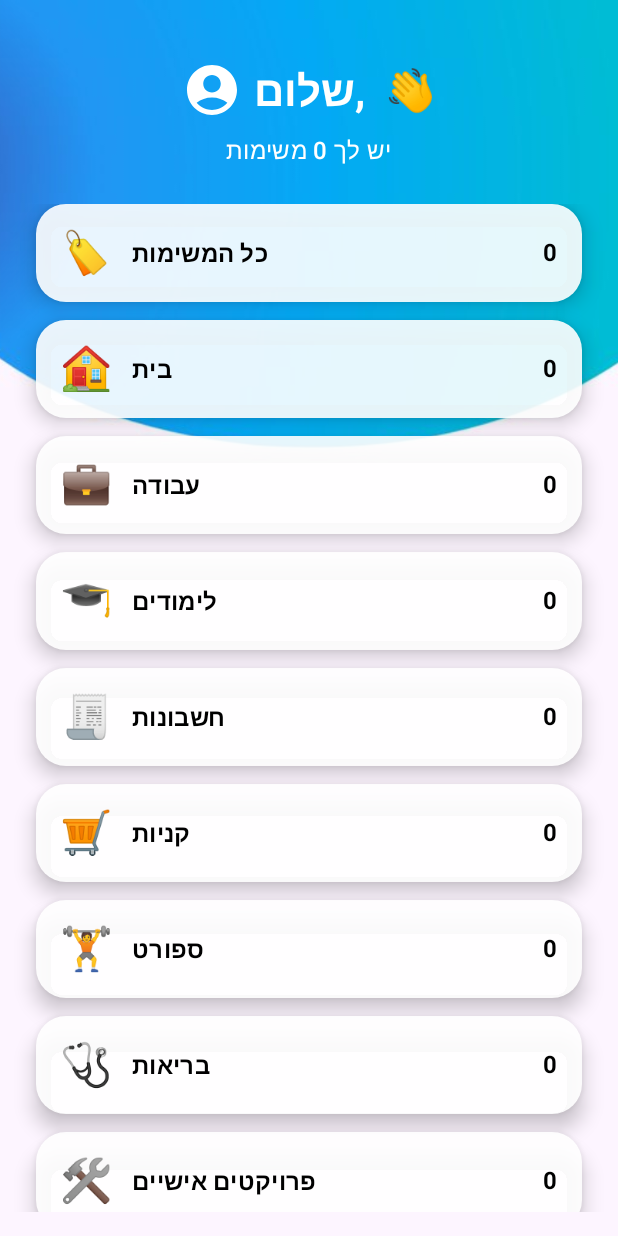
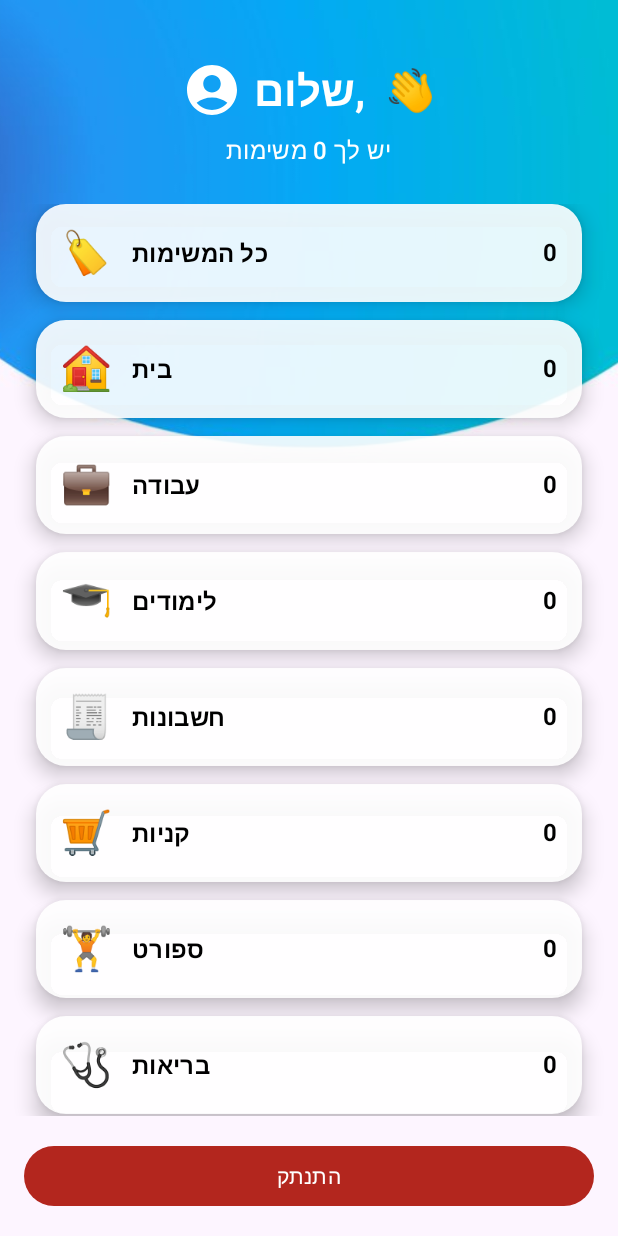
Before and after one commit to RazEini/Smart_Task_Flow, an Android app built with Jetpack Compose: the DashboardScreen screen opened through its navigation route, on a phone screen of 412 x 824 dp. Run offline under Robolectric (Android 15) with nearby library versions, the phone set to English and light mode, and no system bars; our stand-ins replace Firebase (no records; nobody signed in at launch, a user with empty details on screens opened directly).

Commit message:
eod 9/9/25

```diff
--- a/app/src/main/java/com/example/smart_taskflow/ui/screen/AppNavigation.kt
+++ b/app/src/main/java/com/example/smart_taskflow/ui/screen/AppNavigation.kt
@@ -379,8 +379,7 @@ fun DashboardScreen(viewModel: TaskViewModel = viewModel(), navController: NavCo
             modifier = Modifier
                 .fillMaxSize()
                 .padding(16.dp),
-            horizontalAlignment = Alignment.CenterHorizontally,
-            verticalArrangement = Arrangement.Top
+            horizontalAlignment = Alignment.CenterHorizontally
         ) {
             Spacer(Modifier.height(24.dp))
 
@@ -424,16 +423,18 @@ fun DashboardScreen(viewModel: TaskViewModel = viewModel(), navController: NavCo
             )
             LazyColumn(
                 verticalArrangement = Arrangement.spacedBy(12.dp),
-                modifier = Modifier.fillMaxWidth()
+                modifier = Modifier
+                    .fillMaxWidth()
+                    .weight(1f)
             ) {
                 items(categories) { category ->
-                    val count = when(category) {
+                    val count = when (category) {
                         "כל המשימות" -> tasks.count { !it.isDone }
                         "אחר" -> {
                             tasks.count {
                                 !it.isDone && run {
                                     val cat = it.assignCategory()
-                                    !categories.subList(1, categories.size - 1).contains(cat) // כל מה שלא נמצא ברשימת הקטגוריות למעט "כל המשימות" ו"אחר"
+                                    !categories.subList(1, categories.size - 1).contains(cat)
                                 }
                             }
                         }
@@ -487,10 +488,10 @@ fun DashboardScreen(viewModel: TaskViewModel = viewModel(), navController: NavCo
                         }
                     }
                 }
-                item { Spacer(modifier = Modifier.height(48.dp)) }
             }
 
-            Spacer(Modifier.height(32.dp))
+            Spacer(Modifier.height(16.dp))
+
             Button(
                 onClick = {
                     FirebaseAuth.getInstance().signOut()
```
